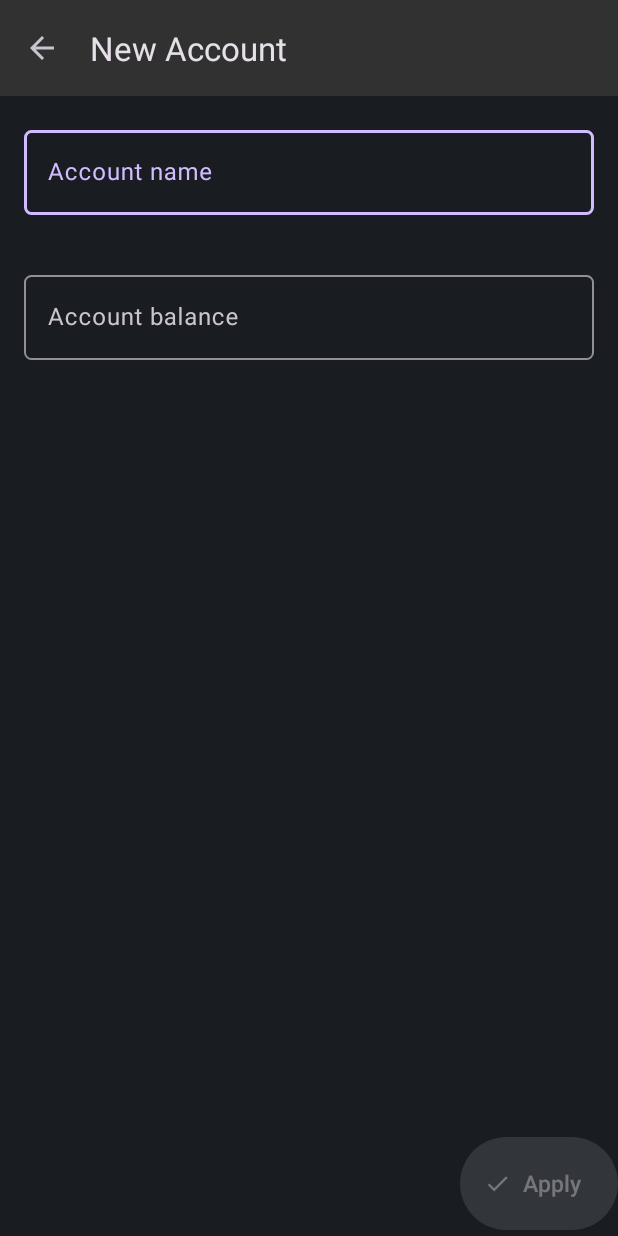
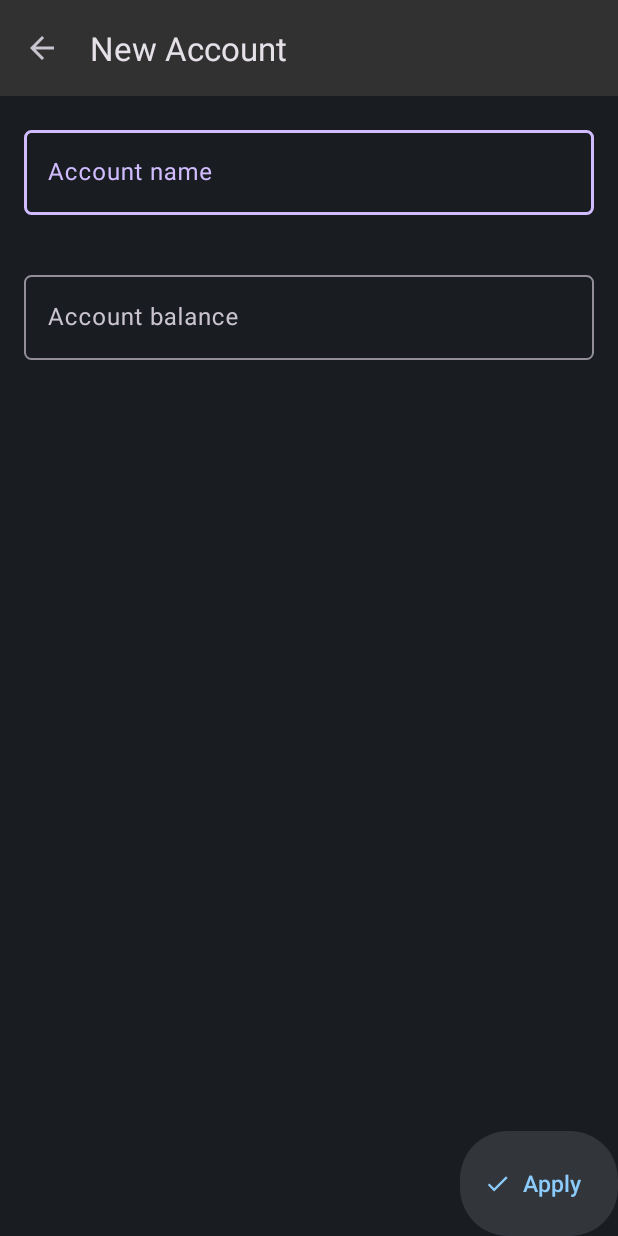
Before and after one commit to araymondmiracosta/Finance, an Android app: the NewAccountActivity screen opened directly, with no data from a screen before it, on a phone screen of 412 x 824 dp. Run offline under Robolectric (Android 15) with nearby library versions, the phone set to English and light mode, and no system bars.

Commit message:
Damn android theming

```diff
--- a/app/src/main/res/layout/activity_newaccount.xml
+++ b/app/src/main/res/layout/activity_newaccount.xml
@@ -79,7 +79,8 @@
 
      <Button
         android:id="@+id/applyButton"
-        style="@style/Widget.Material3.Button.ElevatedButton.Icon"
+        style="@style/button_style"
+        android:background="@drawable/button"
         android:layout_width="wrap_content"
         android:layout_height="wrap_content"
         android:layout_gravity="right|bottom"
--- /dev/null
+++ b/app/src/main/res/values/button_style.xml
@@ -0,0 +1,9 @@
+<resources xmlns:android="http://schemas.android.com/apk/res/android">
+    <style name="button_style" parent="Widget.Material3.Button.ElevatedButton.Icon">
+        <item name="android:background">@drawable/button</item>
+        <item name="android:buttonStyle">@drawable/button</item>
+        <item name="android:textColor">@color/buttonTextColor</item>
+        <item name="android:backgroundTint">@color/buttonBackgroundTint</item>
+        <item name="iconTint">@color/buttonTextColor</item>
+    </style>
+</resources>
--- a/app/src/main/res/values/themes.xml
+++ b/app/src/main/res/values/themes.xml
@@ -1,18 +1,10 @@
 <resources xmlns:tools="http://schemas.android.com/tools">
     <!-- Base application theme. -->
     <style name="Theme.Finance.dark" parent="Theme.Material3.Dark.NoActionBar">
-        <!-- Primary brand color. -->
-<!--        <item name="colorPrimary">@color/material_dynamic_secondary95</item>
-        <item name="colorPrimaryVariant">@color/material_dynamic_primary10</item>
-        <item name="colorOnPrimary">@color/material_dynamic_tertiary100</item> -->
-        <!-- Secondary brand color. -->
-<!--        <item name="colorSecondary">@color/material_dynamic_primary40</item>
-        <item name="colorSecondaryVariant">@color/material_dynamic_secondary10</item>
-        <item name="colorOnSecondary">@color/material_dynamic_neutral100</item> -->
-        <!-- Status bar color. -->
         <item name="android:statusBarColor">@color/backgroundBarDark</item>
         <item name="android:navigationBarColor">@color/backgroundDark</item>
         <item name="actionBarStyle">@color/backgroundBarDark</item>
         <item name="android:windowBackground">@color/backgroundDark</item>
+        <item name="android:button">@color/buttonTextColor</item>
     </style>
 </resources>
```
Also changed, not shown: app/src/main/res/layout/activity_main.xml (+3 -4 lines).
